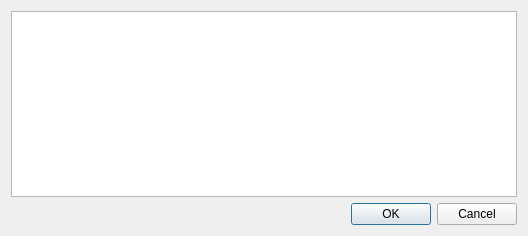
This is src/DialogThreads.ui in eteran/edb-debugger as Qt 5 draws it before an edit. The edited form follows.
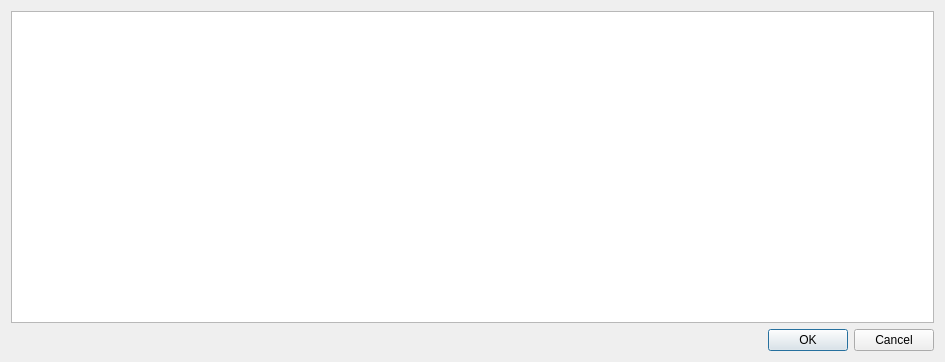
This is the edited form.

What changed in the file:
```diff
--- a/src/DialogThreads.ui
+++ b/src/DialogThreads.ui
@@ -6,8 +6,8 @@
    <rect>
     <x>0</x>
     <y>0</y>
-    <width>528</width>
-    <height>236</height>
+    <width>945</width>
+    <height>362</height>
    </rect>
   </property>
   <property name="windowTitle">
```
